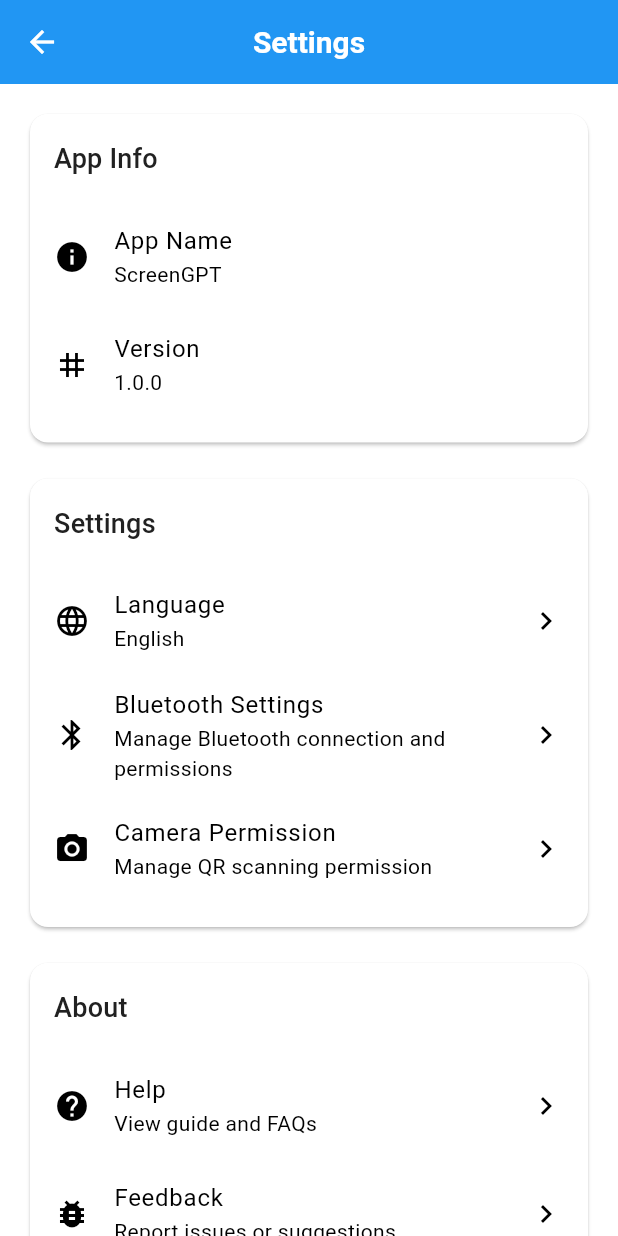
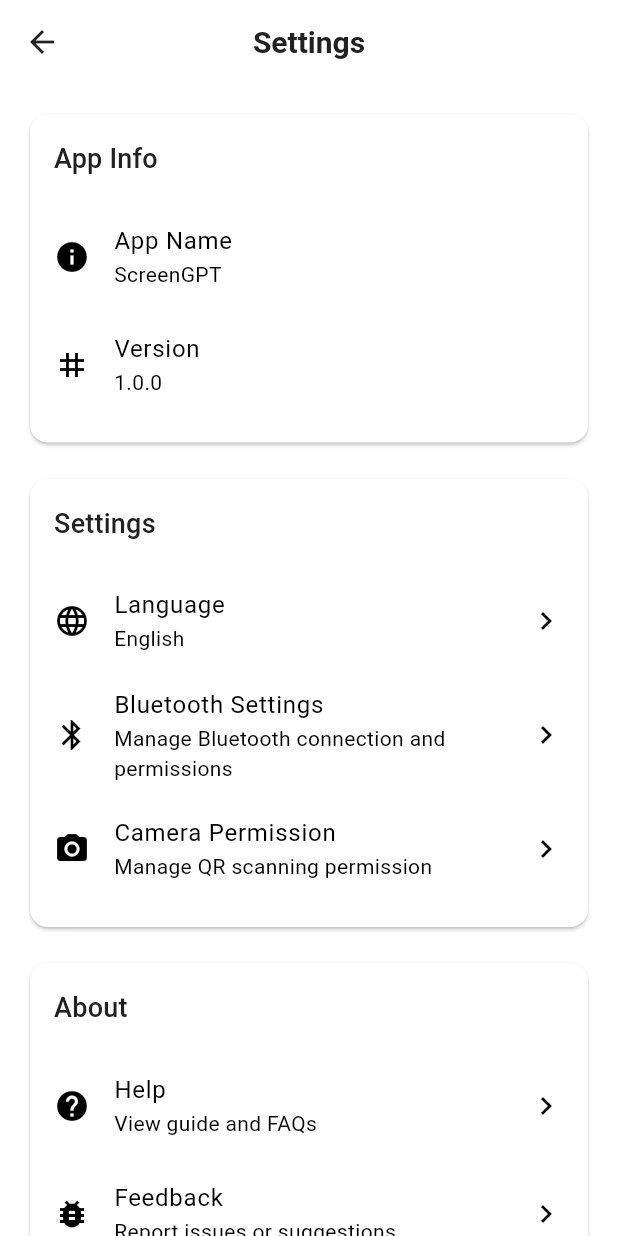
Before and after one commit to sihai-org/SmartDisplayMobile, a Flutter app: the DeviceDetailPage screen opened directly, after a tap on the "settings" icon, on a phone screen of 412 x 824 dp. Run offline on Flutter 3.47's test engine with Material 3 defaults, Android fonts, the phone set to English and light mode, and no system bars; our stand-ins replace app_links, equatable, flutter_riverpod, flutter_secure_storage, fluttertoast, freezed_annotation and 4 more; missing offline and left inert: cryptography, flutter_reactive_ble, mobile_scanner; accounts and stored records are empty.

Commit message:
wip: ui_login

```diff
--- a/lib/core/theme/app_theme.dart
+++ b/lib/core/theme/app_theme.dart
@@ -1,4 +1,5 @@
 import 'package:flutter/material.dart';
+import 'package:flutter/services.dart';
 import '../constants/app_constants.dart';
 
 class AppTheme {
@@ -43,16 +44,21 @@
       onError: onErrorColor,
     ),
 
-    // App Bar Theme
+    // App Bar Theme - light: white background, dark content
     appBarTheme: const AppBarTheme(
       elevation: 0,
       centerTitle: true,
-      backgroundColor: primaryColor,
-      foregroundColor: onPrimaryColor,
+      backgroundColor: surfaceColor,
+      foregroundColor: textPrimaryColor,
       titleTextStyle: TextStyle(
         fontSize: 20,
         fontWeight: FontWeight.w600,
-        color: onPrimaryColor,
+        color: textPrimaryColor,
+      ),
+      systemOverlayStyle: SystemUiOverlayStyle(
+        statusBarColor: Colors.transparent,
+        statusBarIconBrightness: Brightness.dark,
+        statusBarBrightness: Brightness.light,
       ),
     ),
 
@@ -174,5 +180,22 @@
       background: Color(0xFF000000),
       error: errorColor,
     ),
+    // App Bar Theme - dark: dark background, light content
+    appBarTheme: const AppBarTheme(
+      elevation: 0,
+      centerTitle: true,
+      backgroundColor: Color(0xFF121212),
+      foregroundColor: Colors.white,
+      titleTextStyle: TextStyle(
+        fontSize: 20,
+        fontWeight: FontWeight.w600,
+        color: Colors.white,
+      ),
+      systemOverlayStyle: SystemUiOverlayStyle(
+        statusBarColor: Colors.transparent,
+        statusBarIconBrightness: Brightness.light,
+        statusBarBrightness: Brightness.dark,
+      ),
+    ),
   );
 }
--- a/lib/presentation/pages/login_page.dart
+++ b/lib/presentation/pages/login_page.dart
@@ -276,21 +276,17 @@
                             : Text(l10n?.login_button ?? 'Log in'),
                       ),
 
-                    const SizedBox(height: 20),
-                    const Divider(),
-                    const SizedBox(height: 10),
-
                     // Google 登录按钮
-                    ElevatedButton.icon(
-                      onPressed: _signInWithGoogle,
-                      icon: const Icon(Icons.login),
-                      label: Text(l10n?.signin_with_google ?? 'Sign in with Google'),
-                      style: ElevatedButton.styleFrom(
-                        backgroundColor: Colors.redAccent,
-                        foregroundColor: Colors.white,
-                        minimumSize: const Size(double.infinity, 48),
-                      ),
-                    ),
+                    // ElevatedButton.icon(
+                    //   onPressed: _signInWithGoogle,
+                    //   icon: const Icon(Icons.login),
+                    //   label: Text(l10n?.signin_with_google ?? 'Sign in with Google'),
+                    //   style: ElevatedButton.styleFrom(
+                    //     backgroundColor: Colors.redAccent,
+                    //     foregroundColor: Colors.white,
+                    //     minimumSize: const Size(double.infinity, 48),
+                    //   ),
+                    // ),
                   ],
                 ),
               ),
```
